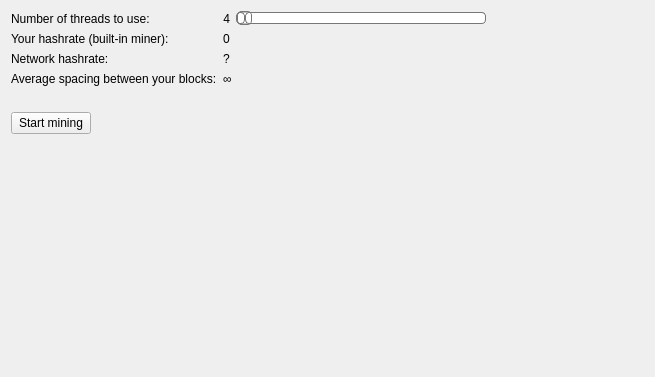
Qt form src/qt/forms/miningpage.ui (duality-solutions/Dynamic) before a commit.
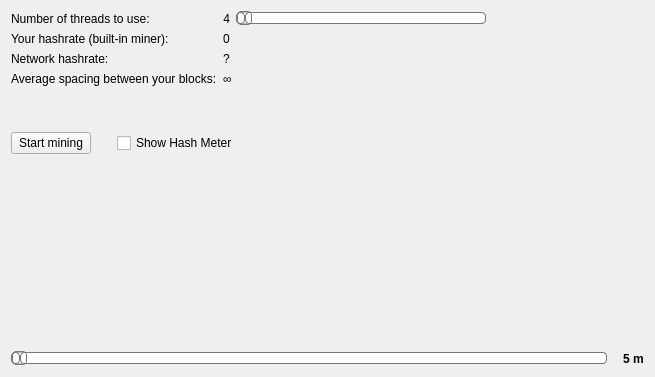
The same form after that commit. Custom widgets are drawn as their Qt base class.

Commit message: Hash rate widget - add y-axis hash rate to graph - add on/off switch - add time sample slider

Patch:
```diff
--- a/src/qt/forms/miningpage.ui
+++ b/src/qt/forms/miningpage.ui
@@ -185,6 +185,26 @@
        </property>
       </widget>
      </item>
+     <item>
+      <spacer name="verticalSpacer">
+       <property name="orientation">
+        <enum>Qt::Vertical</enum>
+       </property>
+       <property name="sizeHint" stdset="0">
+        <size>
+         <width>20</width>
+         <height>100</height>
+        </size>
+       </property>
+      </spacer>
+     </item>
+     <item>
+      <widget class="QCheckBox" name="checkBoxShowGraph">
+       <property name="text">
+        <string>Show Hash Meter</string>
+       </property>
+      </widget>
+     </item>
      <item>
       <spacer name="horizontalSpacer_2">
        <property name="orientation">
@@ -220,13 +240,118 @@
        <property name="sizeHint" stdset="0">
         <size>
          <width>10</width>
-         <height>150</height>
+         <height>200</height>
         </size>
        </property>
       </spacer>
      </item>
     </layout>
    </item>
+   <item>
+    <layout class="QHBoxLayout" name="horizontalLayout_8">
+     <item>
+      <widget class="QSlider" name="sliderGraphSampleTime">
+       <property name="minimumSize">
+        <size>
+         <width>250</width>
+         <height>0</height>
+        </size>
+       </property>
+       <property name="styleSheet">
+        <string notr="true">QSlider::groove:horizontal {
+                border: 1px solid #bbb;
+                background: white;
+                height: 10px;
+                border-radius: 4px;
+                }
+
+                QSlider::sub-page:horizontal {
+                background: qlineargradient(x1: 0, y1: 0,    x2: 0, y2: 1,
+                    stop: 0 #66e, stop: 1 #bbf);
+                background: qlineargradient(x1: 0, y1: 0.2, x2: 1, y2: 1,
+                    stop: 0 #bbf, stop: 1 #520072);
+                border: 1px solid #777;
+                height: 10px;
+                border-radius: 4px;
+                }
+
+                QSlider::add-page:horizontal {
+                background: #fff;
+                border: 1px solid #777;
+                height: 10px;
+                border-radius: 4px;
+                }
+
+                QSlider::handle:horizontal {
+                background: qlineargradient(x1:0, y1:0, x2:1, y2:1,
+                    stop:0 #eee, stop:1 #520072);
+                border: 1px solid #777;
+                width: 13px;
+                margin-top: -2px;
+                margin-bottom: -2px;
+                border-radius: 4px;
+                }
+
+                QSlider::handle:horizontal:hover {
+                background: qlineargradient(x1:0, y1:0, x2:1, y2:1,
+                    stop:0 #fff, stop:1 #ddd);
+                border: 1px solid #444;
+                border-radius: 4px;
+                }
+
+                QSlider::sub-page:horizontal:disabled {
+                background: #bbb;
+                border-color: #999;
+                }
+
+                QSlider::add-page:horizontal:disabled {
+                background: #eee;
+                border-color: #999;
+                }
+
+                QSlider::handle:horizontal:disabled {
+                background: #eee;
+                border: 1px solid #aaa;
+                border-radius: 4px;
+          }</string>
+       </property>
+       <property name="orientation">
+        <enum>Qt::Horizontal</enum>
+       </property>
+      </widget>
+     </item>
+     <item>
+      <layout class="QHBoxLayout" name="horizontalLayout_7">
+       <item>
+        <spacer name="verticalSpacer_2">
+         <property name="orientation">
+          <enum>Qt::Vertical</enum>
+         </property>
+         <property name="sizeHint" stdset="0">
+          <size>
+           <width>10</width>
+           <height>20</height>
+          </size>
+         </property>
+        </spacer>
+       </item>
+      </layout>
+     </item>
+     <item>
+      <widget class="QLabel" name="labelGraphSampleSize">
+       <property name="font">
+        <font>
+         <weight>75</weight>
+         <bold>true</bold>
+        </font>
+       </property>
+       <property name="text">
+        <string>5 m</string>
+       </property>
+      </widget>
+     </item>
+    </layout>
+   </item>
   </layout>
  </widget>
  <customwidgets>
```
Left out of the diff: 14 changed lines with no effect on the pictures. The commit also changes 4 other files.
